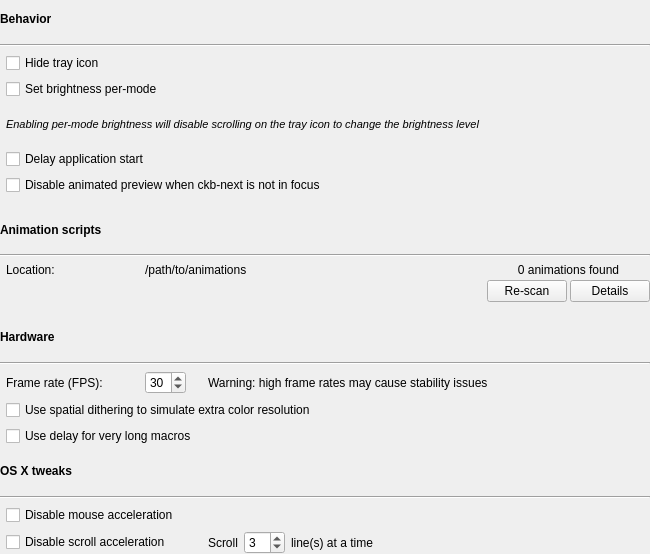
Old version of the form src/gui/extrasettingswidget.ui in the repository ckb-next/ckb-next.
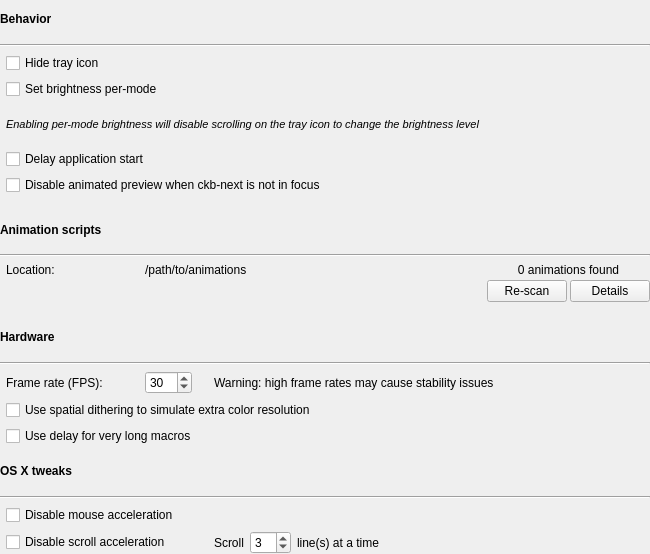
New version of the form.

```diff
--- a/src/gui/extrasettingswidget.ui
+++ b/src/gui/extrasettingswidget.ui
@@ -433,7 +433,7 @@
       <number>5</number>
      </property>
      <property name="maximum">
-      <number>60</number>
+      <number>120</number>
      </property>
      <property name="value">
       <number>30</number>
```
